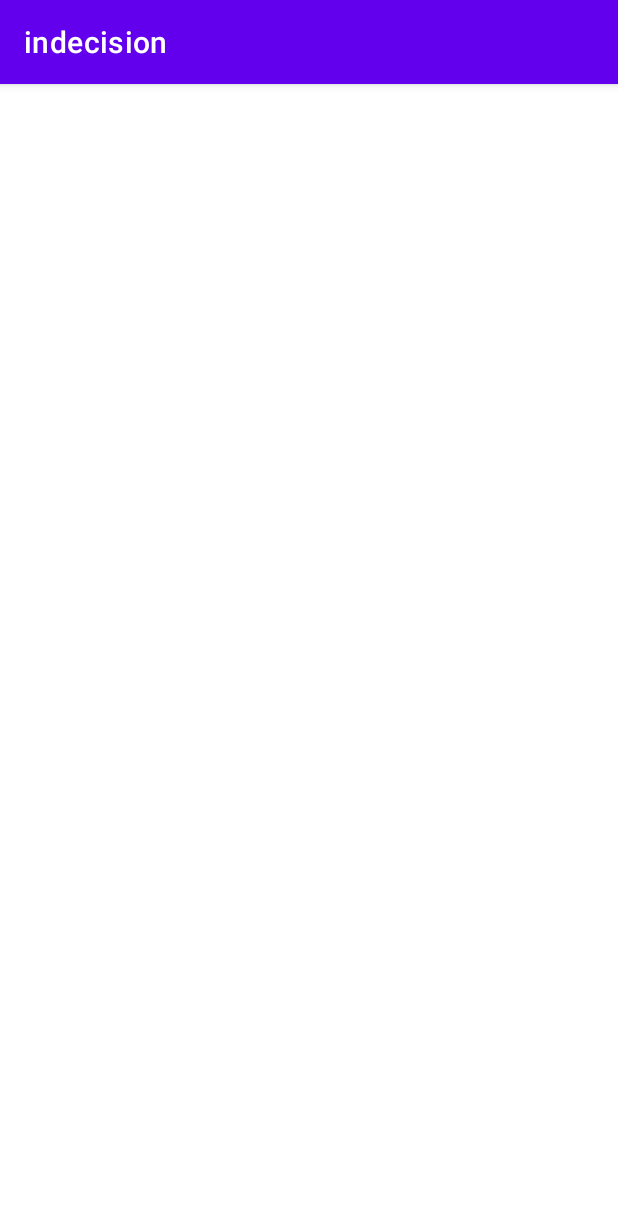
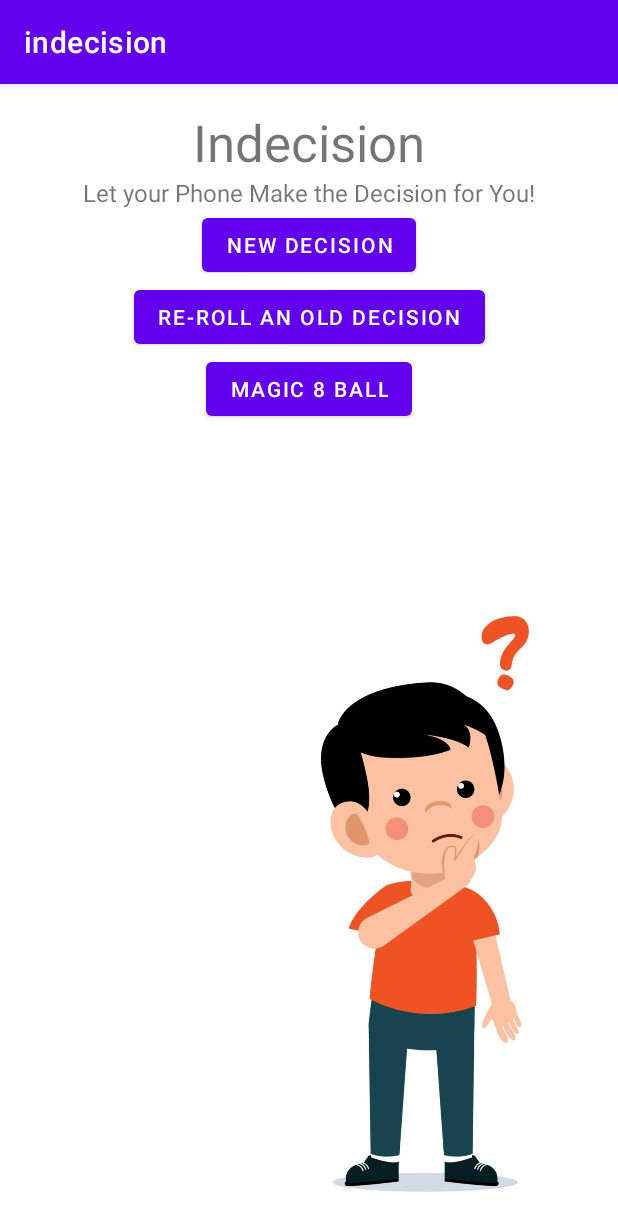
Before and after one commit to Christinamawel/indecision, an Android app: the screen it shows after launch (MainActivity), on a phone screen of 412 x 824 dp. Shown: the top 1231 px of the screen. Run offline under Robolectric (Android 15) with nearby library versions, the phone set to English and light mode, and no system bars.

Commit message:
finish reorganising project and make pages accessible

```diff
--- a/app/src/main/AndroidManifest.xml
+++ b/app/src/main/AndroidManifest.xml
@@ -2,7 +2,7 @@
 <manifest xmlns:android="http://schemas.android.com/apk/res/android"
     package="com.example.indecision">
 
-    <uses-permission android:name="android.permission.WRITE_EXTERNAL_STORAGE" />
+<!--    <uses-permission android:name="android.permission.WRITE_EXTERNAL_STORAGE" />-->
 
     <application
         android:allowBackup="true"
@@ -13,6 +13,7 @@
         android:theme="@style/Theme.Indecision">
 
         <activity android:name=".SecondActivity" />
+        <activity android:name=".QuestionFormActivity" />
 
         <activity
             android:name=".MainActivity"
--- a/app/src/main/java/com/example/indecision/MainActivity.kt
+++ b/app/src/main/java/com/example/indecision/MainActivity.kt
@@ -1,87 +1,26 @@
 package com.example.indecision
 
-import android.Manifest
-import android.app.Activity
-import android.content.Context
 import android.content.Intent
-import android.content.pm.PackageManager
 import androidx.appcompat.app.AppCompatActivity
 import android.os.Bundle
-import android.util.Log
-import android.view.View
-import android.view.inputmethod.InputMethodManager
 import android.widget.Button
-import android.widget.EditText
-import androidx.core.app.ActivityCompat
-import androidx.fragment.app.Fragment
 
 class MainActivity : AppCompatActivity() {
-
-    private var question: EditText? = null
-    private var answerOne: EditText? = null
-    private var answerTwo: EditText? = null
-    private var answerThree: EditText? = null
-    private var answerFour: EditText? = null
-
     override fun onCreate(savedInstanceState: Bundle?) {
         super.onCreate(savedInstanceState)
         setContentView(R.layout.activity_main)
 
-        question = findViewById(R.id.question)
-        answerOne = findViewById(R.id.answerOne)
-        answerTwo = findViewById(R.id.answerTwo)
-        answerThree = findViewById(R.id.answerThree)
-        answerFour = findViewById(R.id.answerFour)
-        val submitButton: Button = findViewById(R.id.submitButton)
+        val formBtn: Button = findViewById(R.id.formBtn)
+
+        formBtn.setOnClickListener {
+            Intent(this, QuestionFormActivity::class.java).also {
+                startActivity(it)
+            }
+        }
 
 //        permissionsBtn.setOnClickListener {
 //            requestPermissions()
 //        }
-
-        submitButton.setOnClickListener {
-            val one = answerOne?.getText().toString()
-            val two = answerTwo?.getText().toString()
-            val three = answerThree?.getText().toString()
-            val four = answerFour?.getText().toString()
-            val userQuestion = question?.getText().toString()
-
-            val answerList= mutableListOf<String>(one, two, three, four)
-            val pickedNumber = (0..3).random()
-
-            val pickedAnswer = answerList[pickedNumber]
-
-            val newQuestion = Question(userQuestion, answerList, pickedAnswer)
-
-            onClickAnswerRandomizer()
-            Intent(this, SecondActivity::class.java).also{
-                it.putExtra("EXTRA_QUESTION", newQuestion)
-                startActivity(it)
-            }
-        }
-    }
-
-    private fun onClickAnswerRandomizer() {
-        question?.setText("")
-        answerOne?.setText("")
-        answerTwo?.setText("")
-        answerThree?.setText("")
-        answerFour?.setText("")
-
-        hideKeyboard()
-
-    }
-
-    fun Fragment.hideKeyboard() {
-        view?.let { activity?.hideKeyboard(it) }
-    }
-
-    private fun Activity.hideKeyboard() {
-        hideKeyboard(currentFocus ?: View(this))
-    }
-
-    private fun Context.hideKeyboard(view: View) {
-        val inputMethodManager = getSystemService(Activity.INPUT_METHOD_SERVICE) as InputMethodManager
-        inputMethodManager.hideSoftInputFromWindow(view.windowToken, 0)
     }
 
 //    private fun hasWriteExternalStoragePermission() =
--- a/app/src/main/java/com/example/indecision/SecondActivity.kt
+++ b/app/src/main/java/com/example/indecision/SecondActivity.kt
@@ -1,5 +1,6 @@
 package com.example.indecision
 
+import android.content.Intent
 import android.os.Bundle
 import android.widget.Button
 import android.widget.TextView
@@ -25,7 +26,9 @@ class SecondActivity : AppCompatActivity() {
         finalQuestion?.text = question
 
         backButton.setOnClickListener {
-            finish()
+            Intent(this, MainActivity::class.java).also {
+                startActivity(it)
+            }
         }
     }
 }
--- a/app/src/main/res/layout/activity_main.xml
+++ b/app/src/main/res/layout/activity_main.xml
@@ -8,6 +8,63 @@
     tools:context=".MainActivity">
 
 
+    <TextView
+        android:id="@+id/textView"
+        android:layout_width="wrap_content"
+        android:layout_height="wrap_content"
+        android:text="Indecision"
+        android:textSize="34sp"
+        app:layout_constraintEnd_toEndOf="parent"
+        app:layout_constraintStart_toStartOf="parent"
+        app:layout_constraintTop_toTopOf="parent" />
 
+    <TextView
+        android:id="@+id/textView2"
+        android:layout_width="wrap_content"
+        android:layout_height="wrap_content"
+        android:text="Let your Phone Make the Decision for You!"
+        android:textSize="16sp"
+        app:layout_constraintEnd_toEndOf="parent"
+        app:layout_constraintHorizontal_bias="0.5"
+        app:layout_constraintStart_toStartOf="parent"
+        app:layout_constraintTop_toBottomOf="@+id/textView" />
+
+    <ImageView
+        android:layout_width="match_parent"
+        android:layout_height="400dp"
+        android:layout_marginEnd="32dp"
+        android:layout_marginBottom="8dp"
+        android:scaleType="fitEnd"
+        android:src="@drawable/thinking_guy"
+        app:layout_constraintBottom_toBottomOf="parent"
+        app:layout_constraintEnd_toEndOf="parent"
+        app:layout_constraintStart_toStartOf="parent" />
+
+    <Button
+        android:id="@+id/formBtn"
+        android:layout_width="wrap_content"
+        android:layout_height="wrap_content"
+        android:text="New Decision"
+        app:layout_constraintEnd_toEndOf="parent"
+        app:layout_constraintStart_toStartOf="parent"
+        app:layout_constraintTop_toBottomOf="@+id/textView2" />
+
+    <Button
+        android:id="@+id/decisionListBtn"
+        android:layout_width="wrap_content"
+        android:layout_height="wrap_content"
+        android:text="Re-roll an old decision"
+        app:layout_constraintEnd_toEndOf="parent"
+        app:layout_constraintStart_toStartOf="parent"
+        app:layout_constraintTop_toBottomOf="@+id/formBtn" />
+
+    <Button
+        android:id="@+id/eightBallBtn"
+        android:layout_width="wrap_content"
+        android:layout_height="wrap_content"
+        android:text="Magic 8 Ball"
+        app:layout_constraintEnd_toEndOf="parent"
+        app:layout_constraintStart_toStartOf="parent"
+        app:layout_constraintTop_toBottomOf="@+id/decisionListBtn" />
 
 </androidx.constraintlayout.widget.ConstraintLayout>
```
Also changed, not shown: app/src/main/java/com/example/indecision/QuestionFormActivity.kt (added, +75 -0 lines), app/src/main/res/layout/activity_form.xml (+0 -12 lines), 1 other file.
